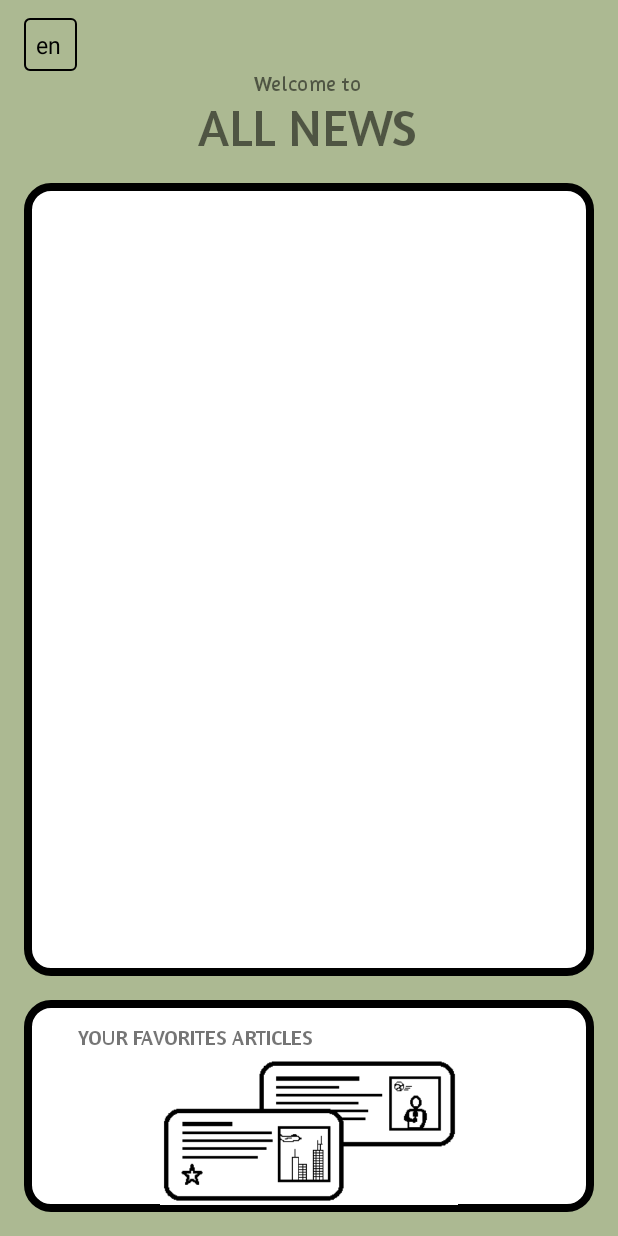
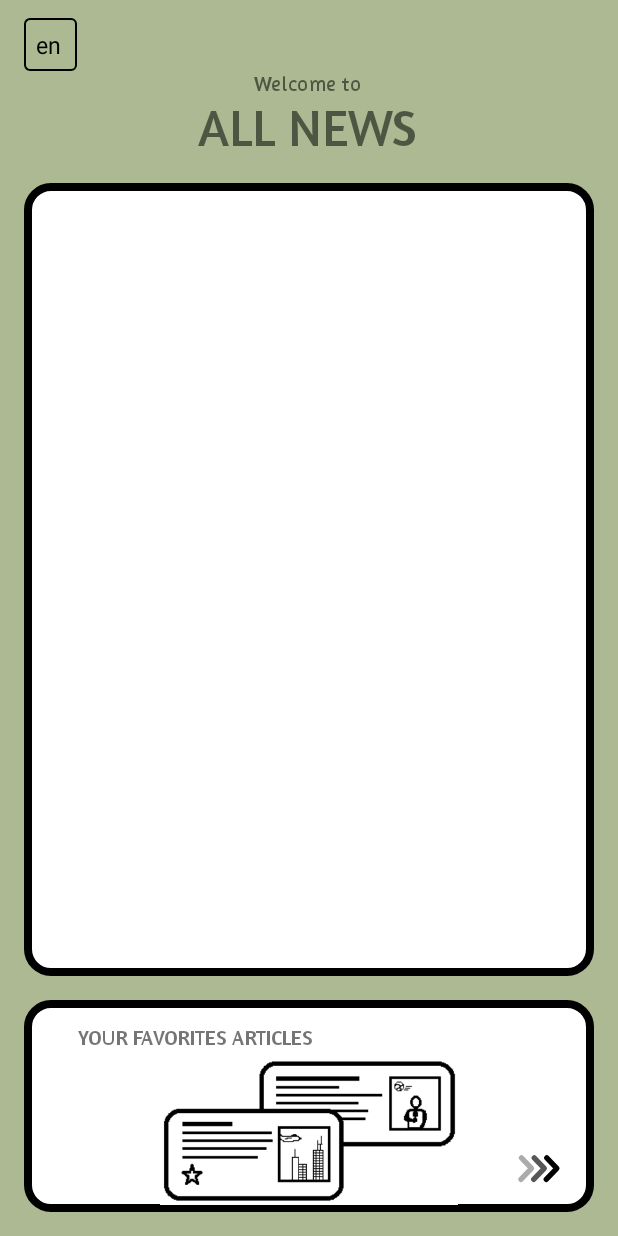
Before and after one commit to ItamarSter/news, an Android app: the screen it shows after launch (WelcomeActivity), on a phone screen of 412 x 824 dp. Run offline under Robolectric (Android 15) with nearby library versions, the phone set to English and light mode, and no system bars; our stand-ins replace Firebase (no records; nobody signed in at launch, a user with empty details on screens opened directly); pictures from the network do not load.

Commit message:
added arrow animation to choose category. changing language refresh immediately, no need toast and closing the app

```diff
--- a/app/build.gradle
+++ b/app/build.gradle
@@ -44,6 +44,8 @@ android {
 }
 
 dependencies {
+//lottie:
+    implementation "com.airbnb.android:lottie:4.2.2"
 //firebase:
     implementation platform('com.google.firebase:firebase-bom:29.0.3')
     implementation 'com.google.firebase:firebase-analytics-ktx'
--- a/app/src/main/AndroidManifest.xml
+++ b/app/src/main/AndroidManifest.xml
@@ -6,6 +6,7 @@
     <uses-permission android:name="android.permission.ACCESS_NETWORK_STATE" />
 
     <application
+        android:usesCleartextTraffic="true"
         android:name=".NewsApplication"
         android:allowBackup="true"
         android:icon="@mipmap/ic_launcher"
@@ -13,9 +14,6 @@
         android:roundIcon="@mipmap/ic_launcher_round"
         android:supportsRtl="false"
         android:theme="@style/Theme.News" >
-        <activity
-            android:name=".ui.auth.AuthActivity"
-            android:exported="false" />
         <activity
             android:name=".ui.welcome_screen.WelcomeActivity"
             android:exported="true"
--- a/app/src/main/java/itamar/stern/news/ui/welcome_screen/WelcomeActivity.kt
+++ b/app/src/main/java/itamar/stern/news/ui/welcome_screen/WelcomeActivity.kt
@@ -16,11 +16,13 @@ import android.widget.ArrayAdapter
 import android.widget.Toast
 
 
-class WelcomeActivity : AppCompatActivity(), AdapterView.OnItemSelectedListener {
+class WelcomeActivity : AppCompatActivity() {
 
     private val languages = arrayOf("en", "de", "es")
     private lateinit var binding: ActivityWelcomeBinding
     private lateinit var viewModel: WelcomeViewModel
+    //Flag to prevent double refreshing news when pressed back to this page (spinner selection and onResume, both cause to refresh)
+    private var isRefreshingNow = false
 
     override fun onCreate(savedInstanceState: Bundle?) {
         super.onCreate(savedInstanceState)
@@ -31,19 +33,15 @@ class WelcomeActivity : AppCompatActivity(), AdapterView.OnItemSelectedListener
     override fun onResume() {
         super.onResume()
         NewsApplication.LANGUAGE = NewsApplication.prefs.getString("language", "en").toString()
-        viewModel.welcomeNews.postValue(mutableListOf())
-        viewModel.loadNews({}){
-            binding.progressBarWelcome.visibility = View.INVISIBLE
+
+        if(!isRefreshingNow) {
+            refreshNews()
         }
 
-
-        //OnClick: color the layout, go to favorites:
-        binding.favoritesLayout.setOnClickListener{
-            it.setBackgroundResource(itamar.stern.news.R.drawable.welcome_layouts_shape_clicked)
+        //OnClick: go to favorites:
+        binding.animationArrowFavorites.setOnClickListener{
             NewsApplication.whereToGoFromWelcome = Category.FAVORITES.second
-            binding.imageViewFavoritsIcon.setImageResource(itamar.stern.news.R.drawable.favoritesiconclicked)
             startActivity(Intent(this, MainActivity::class.java))
-            finish()
         }
         binding.recyclerViewWelcome.layoutManager = LinearLayoutManager(this)
         viewModel.welcomeNews.observe(this){
@@ -51,7 +49,6 @@ class WelcomeActivity : AppCompatActivity(), AdapterView.OnItemSelectedListener
                 //onClick on news:
                 NewsApplication.whereToGoFromWelcome = Category.CATEGORIES[category]!!
                 startActivity(Intent(this, MainActivity::class.java))
-                finish()
             }
         }
 
@@ -62,16 +59,31 @@ class WelcomeActivity : AppCompatActivity(), AdapterView.OnItemSelectedListener
         val adapter = ArrayAdapter(this, android.R.layout.simple_spinner_dropdown_item, languages)
         dropdown.adapter = adapter
         binding.spinner.setSelection(languages.indexOf(NewsApplication.LANGUAGE), false)
-        dropdown.onItemSelectedListener = this
-    }
-    override fun onItemSelected(parent: AdapterView<*>?, view: View?, position: Int, id: Long) {
-        NewsApplication.LANGUAGE = languages[position].substring(0, 2)
-        NewsApplication.prefs.edit().putString("language", NewsApplication.LANGUAGE).apply()
-        Toast.makeText(this, "Reopen the app to refresh the settings", Toast.LENGTH_SHORT).show()
+
+        dropdown.onItemSelectedListener = object: AdapterView.OnItemSelectedListener{
+            override fun onItemSelected(parent: AdapterView<*>?, view: View?, position: Int, id: Long) {
+                NewsApplication.LANGUAGE = languages[position].substring(0, 2)
+                NewsApplication.prefs.edit().putString("language", NewsApplication.LANGUAGE).apply()
+                //Toast.makeText(this@WelcomeActivity, "Reopen the app to refresh the settings", Toast.LENGTH_SHORT).show()
+                //stop listening until we get back to this page, to prevent send the toast we we set the language in the spinner:
+                //dropdown.onItemSelectedListener = null
+                if(!isRefreshingNow){
+                    refreshNews()
+                }
+            }
+
+            override fun onNothingSelected(parent: AdapterView<*>?) {}
+        }
     }
 
-    override fun onNothingSelected(parent: AdapterView<*>?) {}
-
-
-
+    private fun refreshNews() {
+        viewModel.welcomeNews.postValue(mutableListOf())
+        viewModel.loadNews({
+            isRefreshingNow = true
+            binding.progressBarWelcome.visibility = View.VISIBLE
+        }) {
+            isRefreshingNow = false
+            binding.progressBarWelcome.visibility = View.INVISIBLE
+        }
+    }
 }
--- a/app/src/main/res/layout/activity_welcome.xml
+++ b/app/src/main/res/layout/activity_welcome.xml
@@ -97,7 +97,20 @@
             app:layout_constraintStart_toStartOf="parent"
             app:layout_constraintTop_toBottomOf="@+id/textView2"
             app:srcCompat="@drawable/favoritesicon" />
-
+        <com.airbnb.lottie.LottieAnimationView
+            android:id="@+id/animationArrowFavorites"
+            android:translationZ="10dp"
+            android:layout_width="44dp"
+            android:layout_height="44dp"
+            app:lottie_colorFilter="@color/black"
+            app:lottie_url="REPLACE_JSON_URL"
+            app:lottie_autoPlay="true"
+            app:lottie_loop="true"
+            android:layout_marginBottom="8dp"
+            android:layout_marginEnd="16dp"
+            app:layout_constraintEnd_toEndOf="parent"
+            app:layout_constraintBottom_toBottomOf="parent"
+            app:lottie_rawRes="@raw/arrow" />
     </androidx.constraintlayout.widget.ConstraintLayout>
 
     <TextView
--- a/app/src/main/res/values/colors.xml
+++ b/app/src/main/res/values/colors.xml
@@ -18,4 +18,5 @@
     <color name="tab_sports">#fA9797</color>
     <color name="tab_technology">#fFd49A</color>
     <color name="tab_favorites">#8Ef6aD</color>
+    <color name="light_blue">#2391DC</color>
 </resources>
```
Also changed, not shown: app/src/main/java/itamar/stern/news/adapters/WelcomeAdapter.kt (+16 -4 lines), app/src/main/res/layout/welcome_news_item.xml (+12 -1 lines), app/src/main/res/raw/arrow.json (added, +1 -0 lines), 1 other file.
